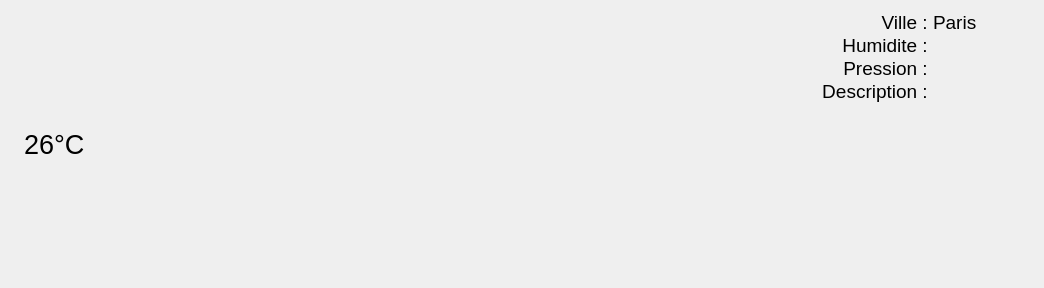
First picture: the form in widgetVilleCurrent.ui, repository aiekick/ProjectStationMeteo, before the edit.
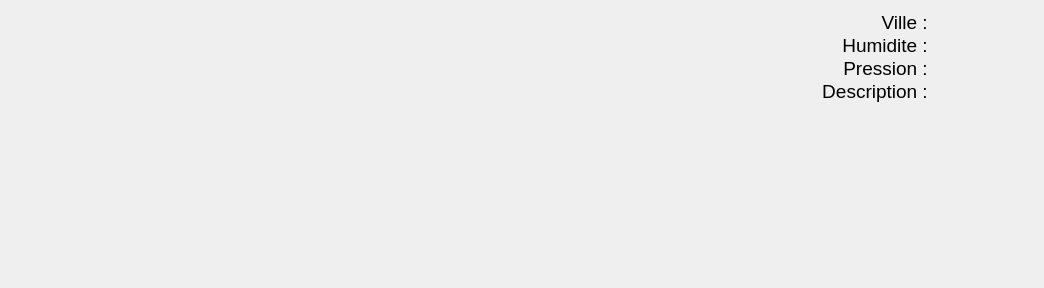
Second picture: the form after the edit. Icons and pictures are not drawn.

Diff of the .ui file:
```diff
--- a/widgetVilleCurrent.ui
+++ b/widgetVilleCurrent.ui
@@ -61,7 +61,7 @@
         </font>
        </property>
        <property name="text">
-        <string>26°C</string>
+        <string notr="true"/>
        </property>
       </widget>
      </item>
@@ -103,7 +103,7 @@
             </font>
            </property>
            <property name="text">
-            <string>Paris</string>
+            <string notr="true"/>
            </property>
           </widget>
          </item>
```
Left out of the diff: 15 changed lines with no effect on the pictures.
